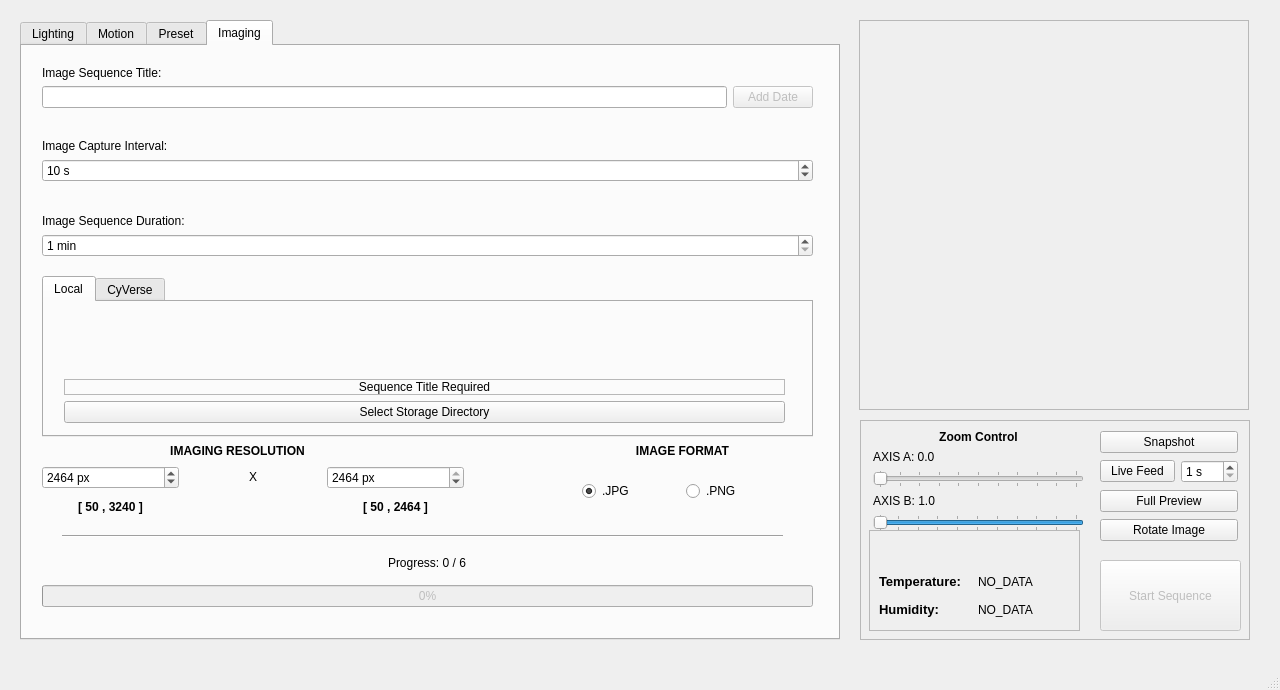
Qt form _ui/FlashLapse_CP.ui (CoCl-Jerry/Flashlapse_Dev) before a commit.
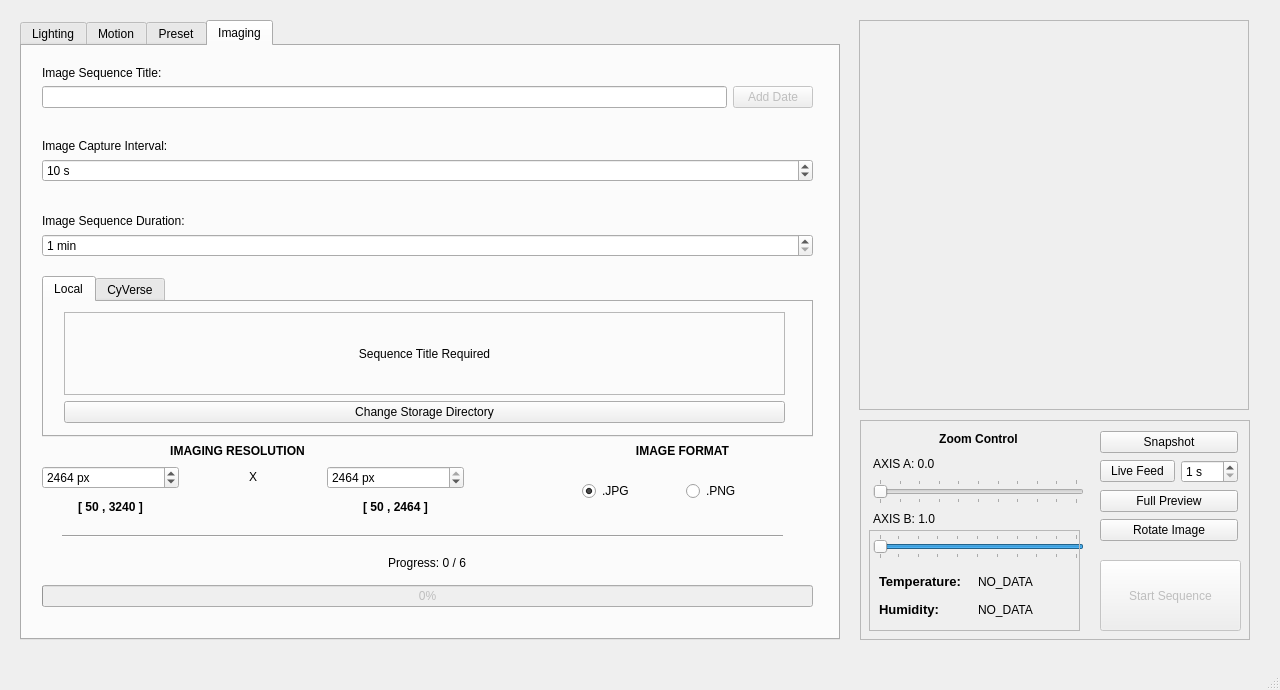
The same form after that commit. The open tabs and pages were chosen to show the change. Icons and pictures are not drawn.

Diff of the .ui file:
```diff
--- a/_ui/FlashLapse_CP.ui
+++ b/_ui/FlashLapse_CP.ui
@@ -1650,19 +1650,6 @@
          </rect>
         </property>
         <layout class="QVBoxLayout" name="verticalLayout_9">
-         <item>
-          <spacer name="verticalSpacer_8">
-           <property name="orientation">
-            <enum>Qt::Vertical</enum>
-           </property>
-           <property name="sizeHint" stdset="0">
-            <size>
-             <width>20</width>
-             <height>40</height>
-            </size>
-           </property>
-          </spacer>
-         </item>
          <item>
           <widget class="QLabel" name="directory_label">
            <property name="enabled">
@@ -1688,7 +1675,7 @@
             <bool>true</bool>
            </property>
            <property name="text">
-            <string>Select Storage Directory</string>
+            <string>Change Storage Directory</string>
            </property>
            <property name="checkable">
             <bool>false</bool>
@@ -1979,7 +1966,7 @@
        <x>13</x>
        <y>10</y>
        <width>211</width>
-       <height>101</height>
+       <height>129</height>
       </rect>
      </property>
      <layout class="QVBoxLayout" name="verticalLayout_12">
```
Left out of the diff: 4 changed lines with no effect on the pictures.
